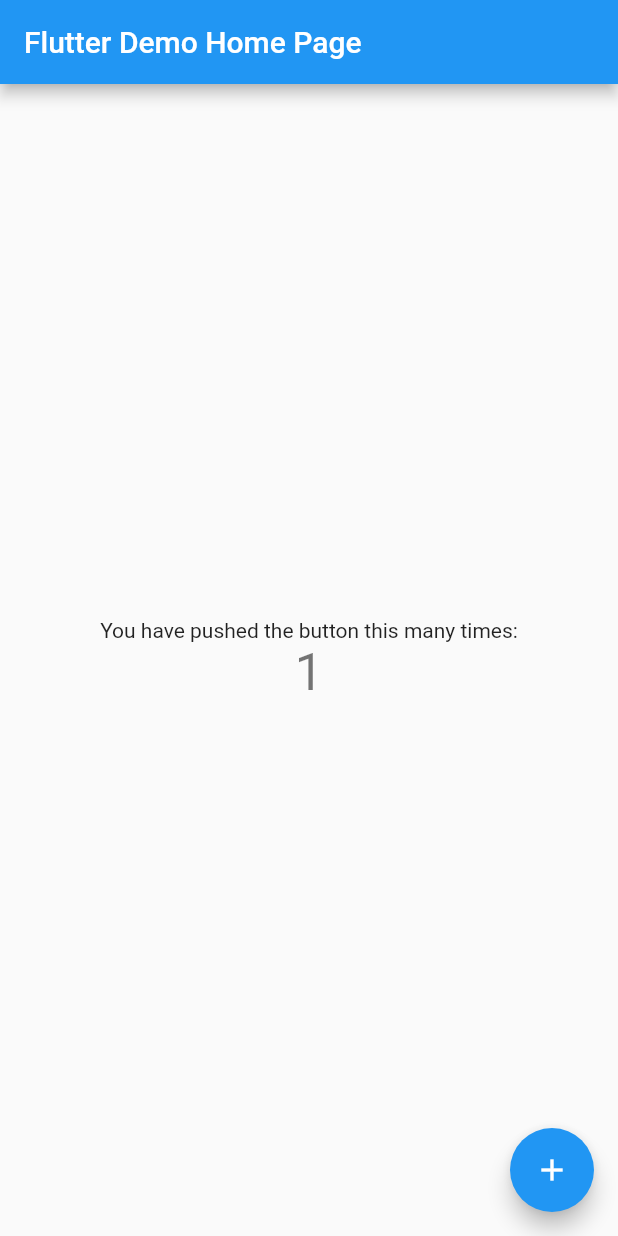
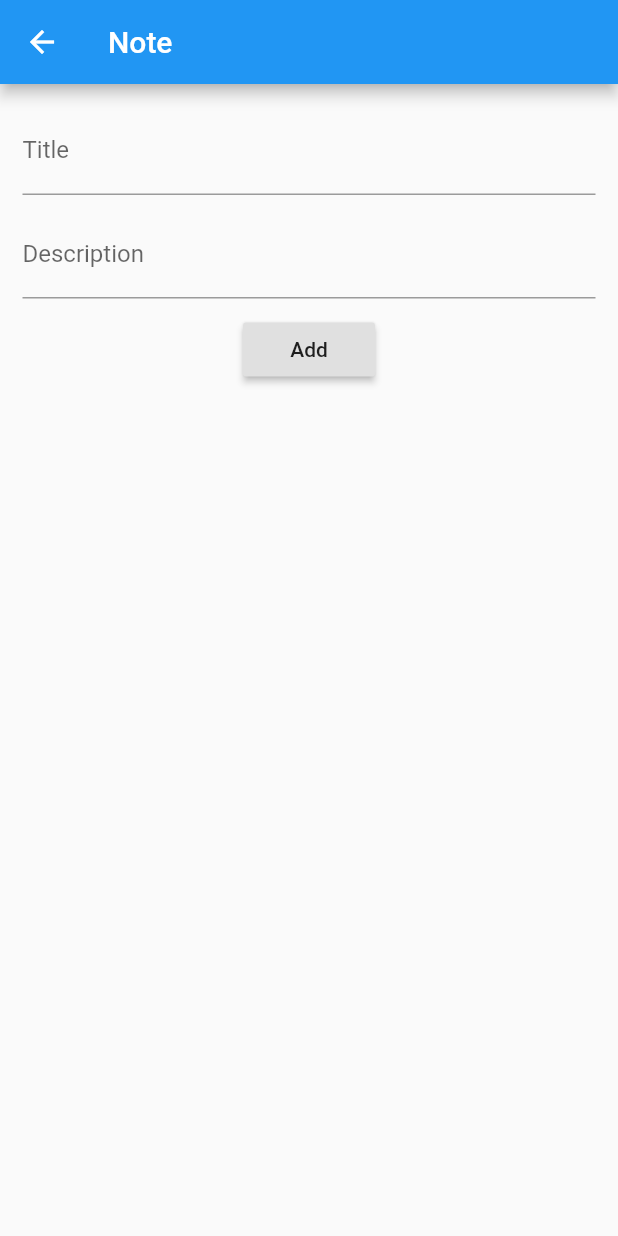
Before and after one commit to fernandopiniani/ask4libs, a Flutter app: the screen it shows after launch, after a tap on the "add" icon, on a phone screen of 412 x 824 dp. Run offline on Flutter 3.47's test engine with Material 2 defaults, Android fonts, the phone set to English and light mode, and no system bars; our stand-ins replace firebase_database; accounts and stored records are empty.

Commit message:
Conectando Firebase com Realtimedatabase

```diff
--- a/lib/main.dart
+++ b/lib/main.dart
@@ -1,111 +1,9 @@
 import 'package:flutter/material.dart';
+import 'package:ask4libs/ui/listview_note.dart';
 
-void main() => runApp(MyApp());
-
-class MyApp extends StatelessWidget {
-  // This widget is the root of your application.
-  @override
-  Widget build(BuildContext context) {
-    return MaterialApp(
-      title: 'Flutter Demo',
-      theme: ThemeData(
-        // This is the theme of your application.
-        //
-        // Try running your application with "flutter run". You'll see the
-        // application has a blue toolbar. Then, without quitting the app, try
-        // changing the primarySwatch below to Colors.green and then invoke
-        // "hot reload" (press "r" in the console where you ran "flutter run",
-        // or simply save your changes to "hot reload" in a Flutter IDE).
-        // Notice that the counter didn't reset back to zero; the application
-        // is not restarted.
-        primarySwatch: Colors.blue,
-      ),
-      home: MyHomePage(title: 'Flutter Demo Home Page'),
-    );
-  }
-}
-
-class MyHomePage extends StatefulWidget {
-  MyHomePage({Key key, this.title}) : super(key: key);
-
-  // This widget is the home page of your application. It is stateful, meaning
-  // that it has a State object (defined below) that contains fields that affect
-  // how it looks.
-
-  // This class is the configuration for the state. It holds the values (in this
-  // case the title) provided by the parent (in this case the App widget) and
-  // used by the build method of the State. Fields in a Widget subclass are
-  // always marked "final".
-
-  final String title;
-
-  @override
-  _MyHomePageState createState() => _MyHomePageState();
-}
-
-class _MyHomePageState extends State<MyHomePage> {
-  int _counter = 0;
-
-  void _incrementCounter() {
-    setState(() {
-      // This call to setState tells the Flutter framework that something has
-      // changed in this State, which causes it to rerun the build method below
-      // so that the display can reflect the updated values. If we changed
-      // _counter without calling setState(), then the build method would not be
-      // called again, and so nothing would appear to happen.
-      _counter++;
-    });
-  }
-
-  @override
-  Widget build(BuildContext context) {
-    // This method is rerun every time setState is called, for instance as done
-    // by the _incrementCounter method above.
-    //
-    // The Flutter framework has been optimized to make rerunning build methods
-    // fast, so that you can just rebuild anything that needs updating rather
-    // than having to individually change instances of widgets.
-    return Scaffold(
-      appBar: AppBar(
-        // Here we take the value from the MyHomePage object that was created by
-        // the App.build method, and use it to set our appbar title.
-        title: Text(widget.title),
-      ),
-      body: Center(
-        // Center is a layout widget. It takes a single child and positions it
-        // in the middle of the parent.
-        child: Column(
-          // Column is also layout widget. It takes a list of children and
-          // arranges them vertically. By default, it sizes itself to fit its
-          // children horizontally, and tries to be as tall as its parent.
-          //
-          // Invoke "debug painting" (press "p" in the console, choose the
-          // "Toggle Debug Paint" action from the Flutter Inspector in Android
-          // Studio, or the "Toggle Debug Paint" command in Visual Studio Code)
-          // to see the wireframe for each widget.
-          //
-          // Column has various properties to control how it sizes itself and
-          // how it positions its children. Here we use mainAxisAlignment to
-          // center the children vertically; the main axis here is the vertical
-          // axis because Columns are vertical (the cross axis would be
-          // horizontal).
-          mainAxisAlignment: MainAxisAlignment.center,
-          children: <Widget>[
-            Text(
-              'You have pushed the button this many times:',
-            ),
-            Text(
-              '$_counter',
-              style: Theme.of(context).textTheme.display1,
-            ),
-          ],
-        ),
-      ),
-      floatingActionButton: FloatingActionButton(
-        onPressed: _incrementCounter,
-        tooltip: 'Increment',
-        child: Icon(Icons.add),
-      ), // This trailing comma makes auto-formatting nicer for build methods.
-    );
-  }
-}
+void main() => runApp(
+  MaterialApp(
+    title: 'Returning Data',
+    home: ListViewNote(),
+  ),
+);
--- /dev/null
+++ b/lib/model/note.dart
@@ -0,0 +1,25 @@
+import 'package:firebase_database/firebase_database.dart';
+
+class Note {
+  String _id;
+  String _title;
+  String _description;
+
+  Note(this._id, this._title, this._description);
+
+  Note.map(dynamic obj) {
+    this._id = obj['id'];
+    this._title = obj['title'];
+    this._description = obj['description'];
+  }
+
+  String get id => _id;
+  String get title => _title;
+  String get description => _description;
+
+  Note.fromSnapshot(DataSnapshot snapshot) {
+    _id = snapshot.key;
+    _title = snapshot.value['title'];
+    _description = snapshot.value['description'];
+  }
+}
--- /dev/null
+++ b/lib/ui/listview_note.dart
@@ -0,0 +1,140 @@
+import 'dart:async';
+import 'package:firebase_database/firebase_database.dart';
+
+import 'package:flutter/material.dart';
+
+import 'package:ask4libs/model/note.dart';
+import 'package:ask4libs/ui/note_screen.dart';
+
+class ListViewNote extends StatefulWidget {
+  @override
+  _ListViewNoteState createState() => new _ListViewNoteState();
+}
+
+final notesReference = FirebaseDatabase.instance.reference().child('notes');
+
+class _ListViewNoteState extends State<ListViewNote> {
+  List<Note> items;
+  StreamSubscription<Event> _onNoteAddedSubscription;
+  StreamSubscription<Event> _onNoteChangedSubscription;
+
+  @override
+  void initState() {
+    super.initState();
+
+    items = new List();
+
+    //FirebaseApp.initializeApp(this);
+
+    _onNoteAddedSubscription = notesReference.onChildAdded.listen(_onNoteAdded);
+    _onNoteChangedSubscription = notesReference.onChildChanged.listen(_onNoteUpdated);
+  }
+
+  @override
+  void dispose() {
+    _onNoteAddedSubscription.cancel();
+    _onNoteChangedSubscription.cancel();
+    super.dispose();
+  }
+
+  @override
+  Widget build(BuildContext context) {
+    return MaterialApp(
+      title: 'grokonez Firebase DB Demo',
+      home: Scaffold(
+        appBar: AppBar(
+          title: Text('grokonez Firebase DB Demo'),
+          centerTitle: true,
+          backgroundColor: Colors.blue,
+        ),
+        body: Center(
+          child: ListView.builder(
+              itemCount: items.length,
+              padding: const EdgeInsets.all(15.0),
+              itemBuilder: (context, position) {
+                return Column(
+                  children: <Widget>[
+                    Divider(height: 5.0),
+                    ListTile(
+                      title: Text(
+                        '${items[position].title}',
+                        style: TextStyle(
+                          fontSize: 22.0,
+                          color: Colors.deepOrangeAccent,
+                        ),
+                      ),
+                      subtitle: Text(
+                        '${items[position].description}',
+                        style: new TextStyle(
+                          fontSize: 18.0,
+                          fontStyle: FontStyle.italic,
+                        ),
+                      ),
+                      leading: Column(
+                        children: <Widget>[
+                          Padding(padding: EdgeInsets.all(10.0)),
+                          CircleAvatar(
+                            backgroundColor: Colors.blueAccent,
+                            radius: 15.0,
+                            child: Text(
+                              '${position + 1}',
+                              style: TextStyle(
+                                fontSize: 22.0,
+                                color: Colors.white,
+                              ),
+                            ),
+                          ),
+                          IconButton(
+                              icon: const Icon(Icons.remove_circle_outline),
+                              onPressed: () => _deleteNote(context, items[position], position)),
+                        ],
+                      ),
+                      onTap: () => _navigateToNote(context, items[position]),
+                    ),
+                  ],
+                );
+              }),
+        ),
+        floatingActionButton: FloatingActionButton(
+          child: Icon(Icons.add),
+          onPressed: () => _createNewNote(context),
+        ),
+      ),
+    );
+  }
+
+  void _onNoteAdded(Event event) {
+    setState(() {
+      items.add(new Note.fromSnapshot(event.snapshot));
+    });
+  }
+
+  void _onNoteUpdated(Event event) {
+    var oldNoteValue = items.singleWhere((note) => note.id == event.snapshot.key);
+    setState(() {
+      items[items.indexOf(oldNoteValue)] = new Note.fromSnapshot(event.snapshot);
+    });
+  }
+
+  void _deleteNote(BuildContext context, Note note, int position) async {
+    await notesReference.child(note.id).remove().then((_) {
+      setState(() {
+        items.removeAt(position);
+      });
+    });
+  }
+
+  void _navigateToNote(BuildContext context, Note note) async {
+    await Navigator.push(
+      context,
+      MaterialPageRoute(builder: (context) => NoteScreen(note)),
+    );
+  }
+
+  void _createNewNote(BuildContext context) async {
+    await Navigator.push(
+      context,
+      MaterialPageRoute(builder: (context) => NoteScreen(Note(null, '', ''))),
+    );
+  }
+}
--- /dev/null
+++ b/lib/ui/note_screen.dart
@@ -0,0 +1,72 @@
+import 'package:flutter/material.dart';
+import 'package:firebase_database/firebase_database.dart';
+
+import 'package:ask4libs/model/note.dart';
+
+class NoteScreen extends StatefulWidget {
+  final Note note;
+  NoteScreen(this.note);
+
+  @override
+  State<StatefulWidget> createState() => new _NoteScreenState();
+}
+
+final notesReference = FirebaseDatabase.instance.reference().child('notes');
+
+class _NoteScreenState extends State<NoteScreen> {
+  TextEditingController _titleController;
+  TextEditingController _descriptionController;
+
+  @override
+  void initState() {
+    super.initState();
+
+    _titleController = new TextEditingController(text: widget.note.title);
+    _descriptionController = new TextEditingController(text: widget.note.description);
+  }
+
+  @override
+  Widget build(BuildContext context) {
+    return Scaffold(
+      appBar: AppBar(title: Text('Note')),
+      body: Container(
+        margin: EdgeInsets.all(15.0),
+        alignment: Alignment.center,
+        child: Column(
+          children: <Widget>[
+            TextField(
+              controller: _titleController,
+              decoration: InputDecoration(labelText: 'Title'),
+            ),
+            Padding(padding: new EdgeInsets.all(5.0)),
+            TextField(
+              controller: _descriptionController,
+              decoration: InputDecoration(labelText: 'Description'),
+            ),
+            Padding(padding: new EdgeInsets.all(5.0)),
+            RaisedButton(
+              child: (widget.note.id != null) ? Text('Update') : Text('Add'),
+              onPressed: () {
+                if (widget.note.id != null) {
+                  notesReference.child(widget.note.id).set({
+                    'title': _titleController.text,
+                    'description': _descriptionController.text
+                  }).then((_) {
+                    Navigator.pop(context);
+                  });
+                } else {
+                  notesReference.push().set({
+                    'title': _titleController.text,
+                    'description': _descriptionController.text
+                  }).then((_) {
+                    Navigator.pop(context);
+                  });
+                }
+              },
+            ),
+          ],
+        ),
+      ),
+    );
+  }
+}
```
